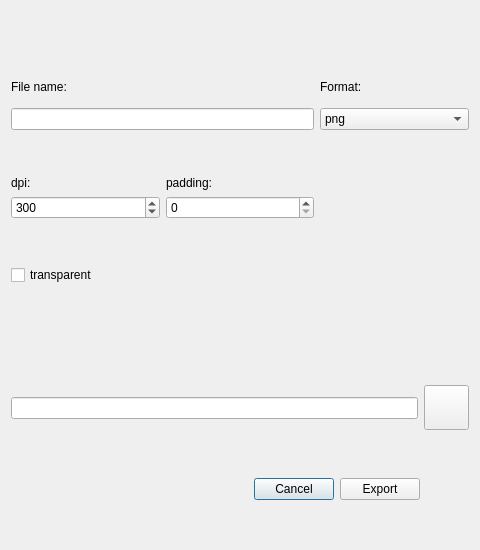
Qt form export.ui (Meliani-Mehdi/Graphite_QT) before a commit.
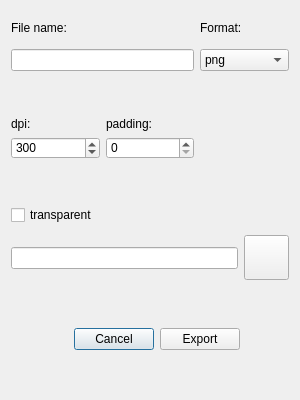
The same form after that commit. Icons and pictures are not drawn.

What changed in the file:
```diff
--- a/export.ui
+++ b/export.ui
@@ -6,13 +6,18 @@
    <rect>
     <x>0</x>
     <y>0</y>
-    <width>480</width>
-    <height>550</height>
+    <width>300</width>
+    <height>400</height>
    </rect>
   </property>
   <property name="windowTitle">
    <string>Dialog</string>
   </property>
+  <property name="styleSheet">
+   <string notr="true">QFrame { 
+	border: none;
+}</string>
+  </property>
   <layout class="QGridLayout" name="gridLayout" rowstretch="2,0,0,0,0,0,0,0,0,0,0,3,0,0">
    <item row="1" column="2">
     <widget class="QLabel" name="label_2">
```
